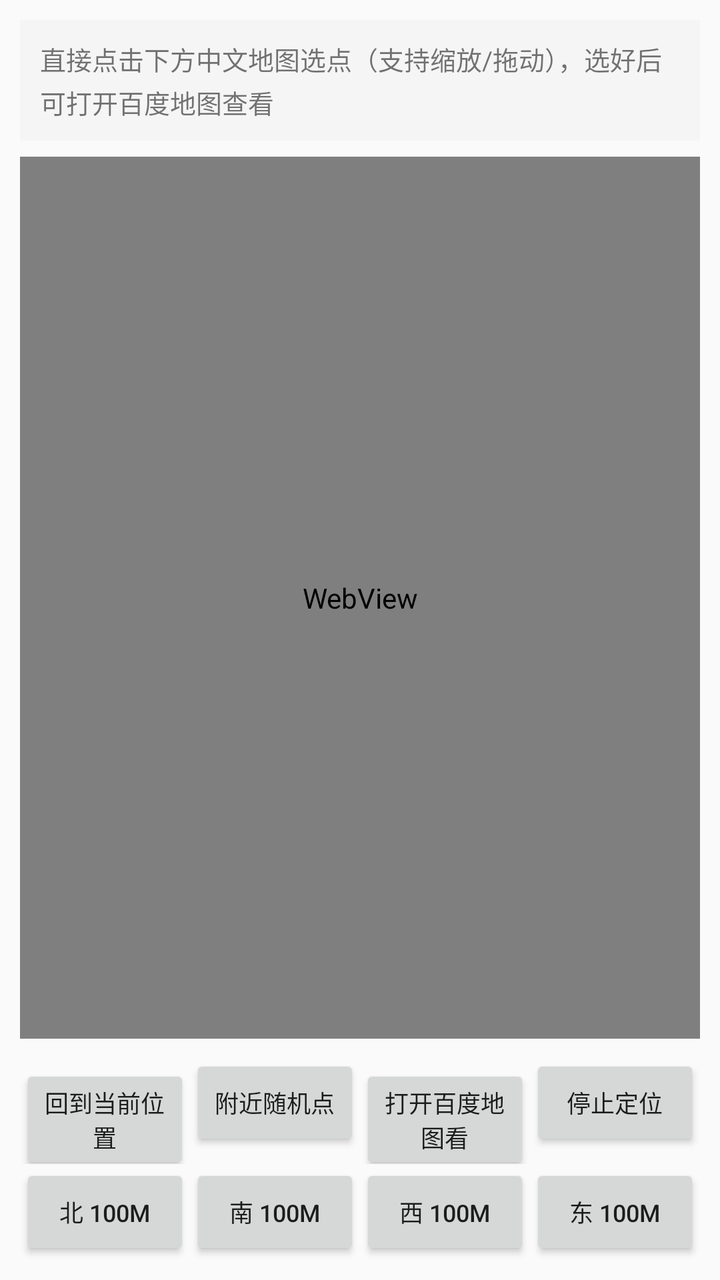
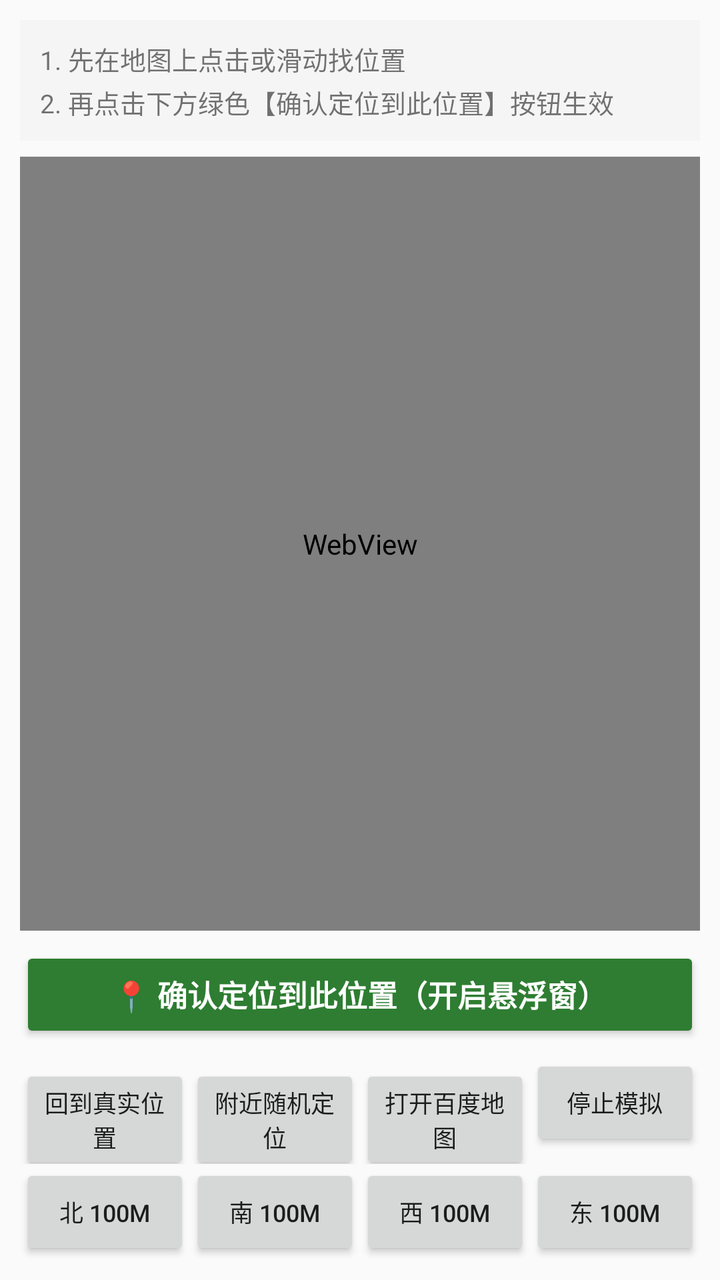

An Android layout rendered at two revisions. The XML below is the earlier revision; the diff shows what the commit changed to produce the second picture.
<!-- AndroidManifest.xml: application theme Theme.AppCompat.Light.DarkActionBar -->
<!-- res/layout/activity_main.xml -->
<?xml version="1.0" encoding="utf-8"?>
<LinearLayout xmlns:android="http://schemas.android.com/apk/res/android"
    android:layout_width="match_parent"
    android:layout_height="match_parent"
    android:orientation="vertical"
    android:padding="10dp">

    <TextView
        android:id="@+id/tvInfo"
        android:layout_width="match_parent"
        android:layout_height="wrap_content"
        android:background="#F5F5F5"
        android:padding="10dp"
        android:text="直接点击下方中文地图选点（支持缩放/拖动），选好后可打开百度地图查看"
        android:textSize="13sp"
        android:lineSpacingExtra="3dp"
        android:layout_marginBottom="8dp" />

    
    <WebView
        android:id="@+id/webViewMap"
        android:layout_width="match_parent"
        android:layout_height="0dp"
        android:layout_weight="1"
        android:layout_marginBottom="8dp" />

    <LinearLayout
        android:layout_width="match_parent"
        android:layout_height="wrap_content"
        android:orientation="horizontal">

        <Button
            android:id="@+id/btnGetRealLocation"
            android:layout_width="0dp"
            android:layout_height="wrap_content"
            android:layout_weight="1"
            android:text="回到当前位置"
            android:textSize="12sp" />

        <Button
            android:id="@+id/btnRandomNearby"
            android:layout_width="0dp"
            android:layout_height="wrap_content"
            android:layout_weight="1"
            android:text="附近随机点"
            android:textSize="12sp" />

        <Button
            android:id="@+id/btnOpenBaidu"
            android:layout_width="0dp"
            android:layout_height="wrap_content"
            android:layout_weight="1"
            android:text="打开百度地图看"
            android:textSize="12sp" />

        <Button
            android:id="@+id/btnStopMock"
            android:layout_width="0dp"
            android:layout_height="wrap_content"
            android:layout_weight="1"
            android:text="停止定位"
            android:textSize="12sp" />
    </LinearLayout>

    <LinearLayout
        android:layout_width="match_parent"
        android:layout_height="wrap_content"
        android:orientation="horizontal">

        <Button
            android:id="@+id/btnNorth"
            android:layout_width="0dp"
            android:layout_height="wrap_content"
            android:layout_weight="1"
            android:text="北 100m"
            android:textSize="12sp" />

        <Button
            android:id="@+id/btnSouth"
            android:layout_width="0dp"
            android:layout_height="wrap_content"
            android:layout_weight="1"
            android:text="南 100m"
            android:textSize="12sp" />

        <Button
            android:id="@+id/btnWest"
            android:layout_width="0dp"
            android:layout_height="wrap_content"
            android:layout_weight="1"
            android:text="西 100m"
            android:textSize="12sp" />

        <Button
            android:id="@+id/btnEast"
            android:layout_width="0dp"
            android:layout_height="wrap_content"
            android:layout_weight="1"
            android:text="东 100m"
            android:textSize="12sp" />
    </LinearLayout>

</LinearLayout>
<!-- resources referenced by this layout -->
<resources>

</resources>

<!-- the commit's change to res/layout/activity_main.xml (unified diff, before → after) -->
@@ -11,7 +11,7 @@
         android:layout_height="wrap_content"
         android:background="#F5F5F5"
         android:padding="10dp"
-        android:text="直接点击下方中文地图选点（支持缩放/拖动），选好后可打开百度地图查看"
+        android:text="1. 先在地图上点击或滑动找位置\n2. 再点击下方绿色【确认定位到此位置】按钮生效"
         android:textSize="13sp"
         android:lineSpacingExtra="3dp"
         android:layout_marginBottom="8dp" />
@@ -24,6 +24,18 @@
         android:layout_weight="1"
         android:layout_marginBottom="8dp" />
 
+    
+    <Button
+        android:id="@+id/btnConfirmLocation"
+        android:layout_width="match_parent"
+        android:layout_height="48dp"
+        android:backgroundTint="#2E7D32"
+        android:text="📍 确认定位到此位置（开启悬浮窗）"
+        android:textColor="#FFFFFF"
+        android:textSize="15sp"
+        android:textStyle="bold"
+        android:layout_marginBottom="6dp" />
+
     <LinearLayout
         android:layout_width="match_parent"
         android:layout_height="wrap_content"
@@ -34,7 +46,7 @@
             android:layout_width="0dp"
             android:layout_height="wrap_content"
             android:layout_weight="1"
-            android:text="回到当前位置"
+            android:text="回到真实位置"
             android:textSize="12sp" />
 
         <Button
@@ -42,7 +54,7 @@
             android:layout_width="0dp"
             android:layout_height="wrap_content"
             android:layout_weight="1"
-            android:text="附近随机点"
+            android:text="附近随机定位"
             android:textSize="12sp" />
 
         <Button
@@ -50,7 +62,7 @@
             android:layout_width="0dp"
             android:layout_height="wrap_content"
             android:layout_weight="1"
-            android:text="打开百度地图看"
+            android:text="打开百度地图"
             android:textSize="12sp" />
 
         <Button
@@ -58,7 +70,7 @@
             android:layout_width="0dp"
             android:layout_height="wrap_content"
             android:layout_weight="1"
-            android:text="停止定位"
+            android:text="停止模拟"
             android:textSize="12sp" />
     </LinearLayout>
 
